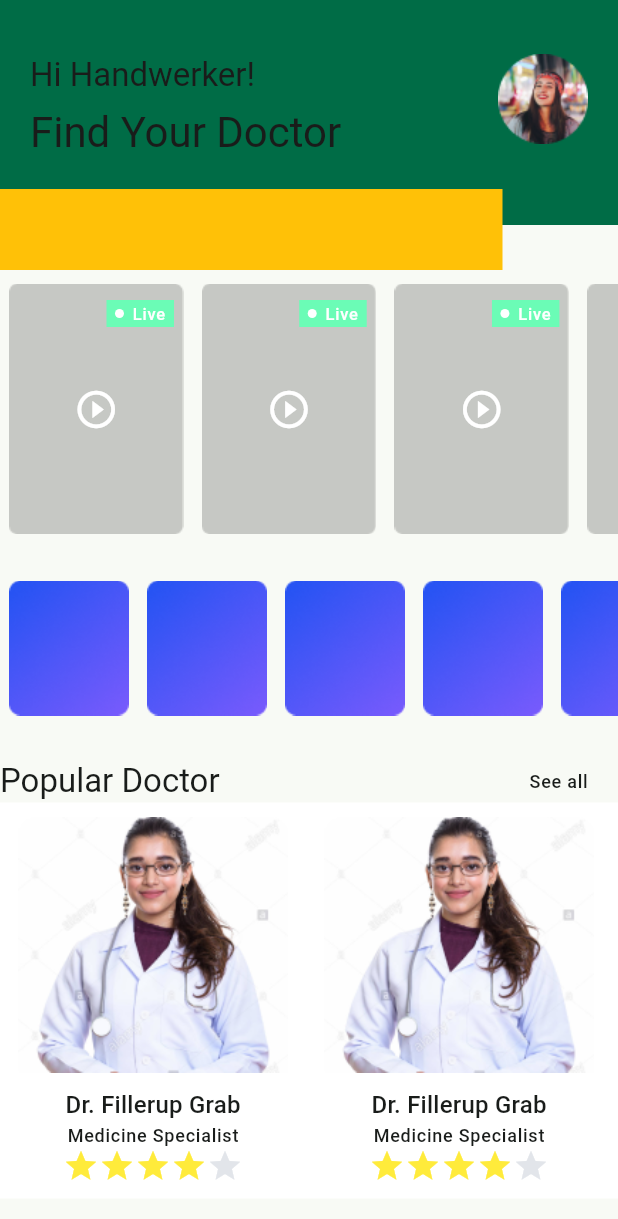
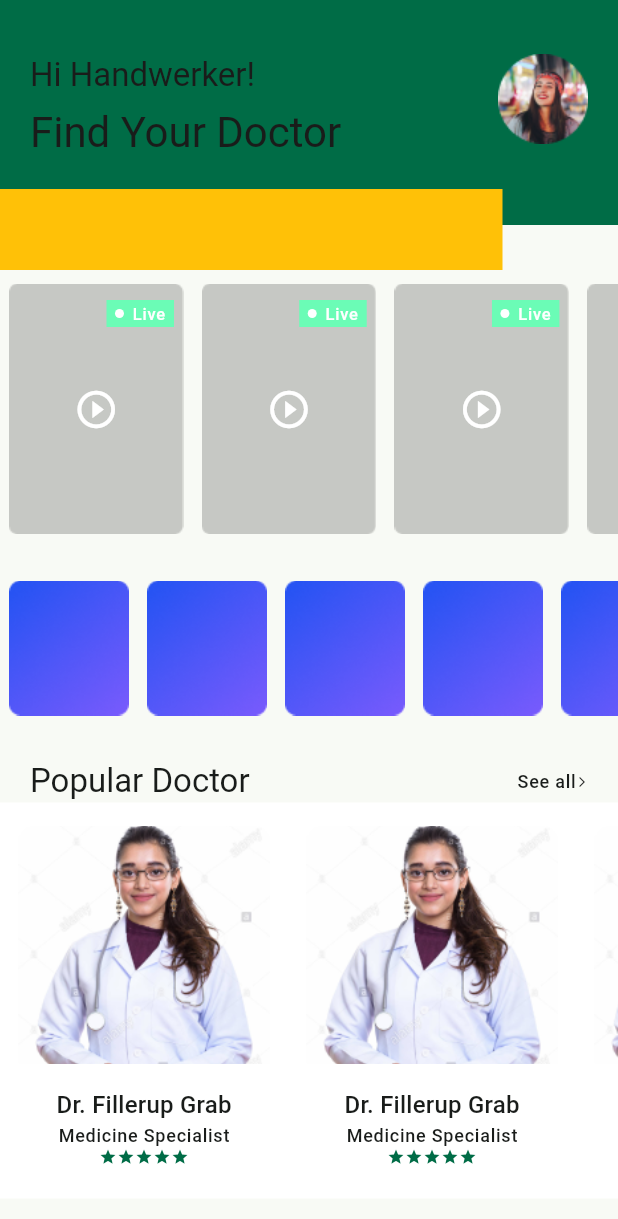
Before and after one commit to majidfathi69/DoctorHunt, a Flutter app: the HomeScreen screen opened by its route, on a phone screen of 412 x 824 dp. Shown: the top 1219 px of the screen. Run offline on Flutter 3.47's test engine with Material 2 defaults, Android fonts, the phone set to English and light mode, and no system bars; our stand-ins replace get.

Commit message:
fixed Popular Doctor 05_Home screen

```diff
--- a/lib/app/modules/home/views/home_view.dart
+++ b/lib/app/modules/home/views/home_view.dart
@@ -147,19 +147,27 @@ class PopularDoctors extends StatelessWidget {
   Widget build(BuildContext context) {
     return Column(
       children: [
-        Row(
+        Padding(
+          padding: const EdgeInsets.symmetric(horizontal: 20),
+          child: Row(
             mainAxisAlignment: MainAxisAlignment.spaceBetween,
             children: [
               Text(
                 'Popular Doctor',
                 style: Theme.of(context).textTheme.titleLarge,
               ),
-            Padding(
-              padding: const EdgeInsets.symmetric(horizontal: 20),
-              child: Text('See all',
+              Row(
+                children: [
+                  Text('See all',
                       style: Theme.of(context).textTheme.labelMedium),
+                  const Icon(
+                    Icons.arrow_forward_ios,
+                    size: 8,
+                  )
+                ],
               ),
             ],
+          ),
         ),
         Container(
           color: Theme.of(context).colorScheme.onSecondary,
@@ -185,11 +193,16 @@ class PopularDoctor extends StatelessWidget {
 
   @override
   Widget build(BuildContext context) {
-    return Column(
+    return Container(
+      decoration: const BoxDecoration(
+          borderRadius: BorderRadius.all(Radius.circular(12))),
+      child: Column(
         children: [
           Container(
+            width: 180,
+            height: 190,
             padding: const EdgeInsets.symmetric(horizontal: 6),
-          child: Image.asset(popularDc, width: 180, height: 190),
+            child: Image.asset(popularDc),
           ),
           Column(
             children: [
@@ -201,21 +214,21 @@ class PopularDoctor extends StatelessWidget {
                       style: Theme.of(context).textTheme.labelMedium),
                 ],
               ),
-            const SizedBox(
+              SizedBox(
                 height: 6,
                 child: Row(
                   children: [
-                  Icon(Icons.star, color: Colors.yellow),
-                  Icon(Icons.star, color: Colors.yellow),
-                  Icon(Icons.star, color: Colors.yellow),
-                  Icon(Icons.star, color: Colors.yellow),
-                  Icon(Icons.star, color: Color(0XFFE2E5EA)),
+                    for (var i = 0; i < 5; i++)
+                      Icon(Icons.star,
+                          color: Theme.of(context).colorScheme.primary,
+                          size: 12)
                   ],
                 ),
               ),
             ],
           ),
         ],
+      ),
     );
   }
 }
```
Lines whose indentation alone changed are shown as unchanged.
